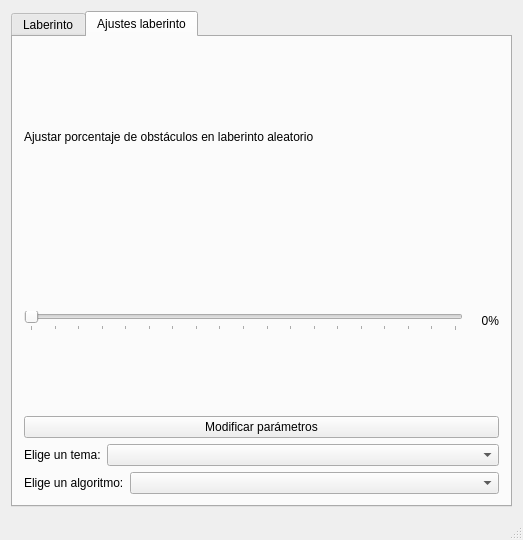
Before: the Qt Designer form Implementación Gráfica 1/hp_mdl/ventanaprincipal.ui in Rafaherrero/ia, drawn with Qt 5.
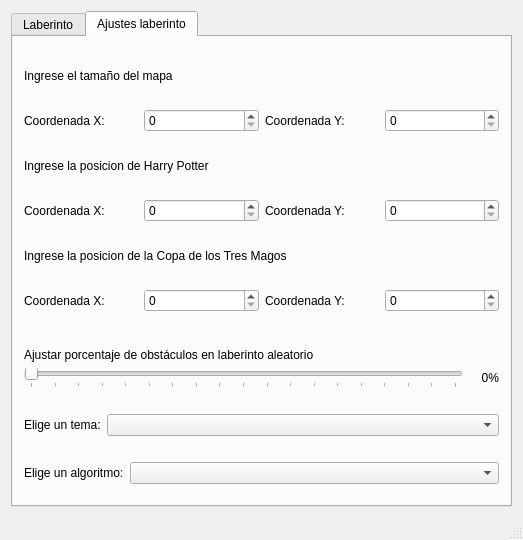
After: the same form once the commit is applied. The open tabs and pages were chosen to show the change.

Commit message: Modificando la interfaz gráfica de datos laberinto. No completo, solo borrador

```diff
--- a/Implementación Gráfica 1/hp_mdl/ventanaprincipal.ui
+++ b/Implementación Gráfica 1/hp_mdl/ventanaprincipal.ui
@@ -306,6 +306,143 @@
        </attribute>
        <layout class="QVBoxLayout" name="verticalLayout_3">
         <item>
+         <layout class="QVBoxLayout" name="verticalLayout_9" stretch="1,0,0,0">
+          <item>
+           <layout class="QVBoxLayout" name="verticalLayout_6" stretch="0">
+            <property name="spacing">
+             <number>6</number>
+            </property>
+            <property name="sizeConstraint">
+             <enum>QLayout::SetMaximumSize</enum>
+            </property>
+            <property name="topMargin">
+             <number>0</number>
+            </property>
+            <item>
+             <layout class="QVBoxLayout" name="verticalLayout_7">
+              <property name="topMargin">
+               <number>0</number>
+              </property>
+              <property name="bottomMargin">
+               <number>20</number>
+              </property>
+              <item>
+               <widget class="QLabel" name="label_5">
+                <property name="text">
+                 <string>Ingrese el tamaño del mapa</string>
+                </property>
+               </widget>
+              </item>
+              <item>
+               <layout class="QHBoxLayout" name="horizontalLayout_7">
+                <property name="topMargin">
+                 <number>0</number>
+                </property>
+                <item>
+                 <widget class="QLabel" name="label_6">
+                  <property name="text">
+                   <string>Coordenada X:</string>
+                  </property>
+                 </widget>
+                </item>
+                <item>
+                 <widget class="QSpinBox" name="spinBox"/>
+                </item>
+                <item>
+                 <widget class="QLabel" name="label_7">
+                  <property name="text">
+                   <string>Coordenada Y:</string>
+                  </property>
+                 </widget>
+                </item>
+                <item>
+                 <widget class="QSpinBox" name="spinBox_2"/>
+                </item>
+               </layout>
+              </item>
+              <item>
+               <layout class="QVBoxLayout" name="verticalLayout_8">
+                <item>
+                 <widget class="QLabel" name="label_8">
+                  <property name="text">
+                   <string>Ingrese la posicion de Harry Potter</string>
+                  </property>
+                 </widget>
+                </item>
+               </layout>
+              </item>
+              <item>
+               <layout class="QHBoxLayout" name="horizontalLayout_9">
+                <item>
+                 <widget class="QLabel" name="label_9">
+                  <property name="text">
+                   <string>Coordenada X:</string>
+                  </property>
+                 </widget>
+                </item>
+                <item>
+                 <widget class="QSpinBox" name="spinBox_3"/>
+                </item>
+                <item>
+                 <widget class="QLabel" name="label_10">
+                  <property name="text">
+                   <string>Coordenada Y:</string>
+                  </property>
+                 </widget>
+                </item>
+                <item>
+                 <widget class="QSpinBox" name="spinBox_4"/>
+                </item>
+               </layout>
+              </item>
+              <item>
+               <layout class="QVBoxLayout" name="verticalLayout_12">
+                <item>
+                 <widget class="QLabel" name="label_11">
+                  <property name="text">
+                   <string>Ingrese la posicion de la Copa de los Tres Magos</string>
+                  </property>
+                 </widget>
+                </item>
+               </layout>
+              </item>
+              <item>
+               <layout class="QHBoxLayout" name="horizontalLayout_12">
+                <item>
+                 <widget class="QLabel" name="label_12">
+                  <property name="text">
+                   <string>Coordenada X:</string>
+                  </property>
+                 </widget>
+                </item>
+                <item>
+                 <widget class="QSpinBox" name="spinBox_5"/>
+                </item>
+                <item>
+                 <widget class="QLabel" name="label_13">
+                  <property name="text">
+                   <string>Coordenada Y:</string>
+                  </property>
+                 </widget>
+                </item>
+                <item>
+                 <widget class="QSpinBox" name="spinBox_6"/>
+                </item>
+               </layout>
+              </item>
+             </layout>
+            </item>
+           </layout>
+          </item>
+          <item>
+           <layout class="QVBoxLayout" name="verticalLayout_5">
+            <property name="topMargin">
+             <number>10</number>
+            </property>
+            <property name="bottomMargin">
+             <number>10</number>
+            </property>
+            <item>
          <widget class="QLabel" name="label">
           <property name="text">
            <string>Ajustar porcentaje de obstáculos en laberinto aleatorio</string>
@@ -369,20 +506,18 @@
           </item>
          </layout>
         </item>
-        <item>
-         <widget class="QPushButton" name="boton_modificar">
-          <property name="focusPolicy">
-           <enum>Qt::ClickFocus</enum>
-          </property>
-          <property name="text">
-           <string>Modificar parámetros</string>
-          </property>
-         </widget>
+           </layout>
         </item>
         <item>
          <layout class="QHBoxLayout" name="horizontalLayout_3">
+            <property name="sizeConstraint">
+             <enum>QLayout::SetMinimumSize</enum>
+            </property>
           <property name="topMargin">
-           <number>0</number>
+             <number>10</number>
+            </property>
+            <property name="bottomMargin">
+             <number>10</number>
           </property>
           <item>
            <widget class="QLabel" name="label_2">
@@ -414,8 +549,17 @@
         </item>
         <item>
          <layout class="QHBoxLayout" name="horizontalLayout_4">
+            <property name="spacing">
+             <number>6</number>
+            </property>
+            <property name="sizeConstraint">
+             <enum>QLayout::SetFixedSize</enum>
+            </property>
           <property name="topMargin">
-           <number>0</number>
+             <number>10</number>
+            </property>
+            <property name="bottomMargin">
+             <number>10</number>
           </property>
           <item>
            <widget class="QLabel" name="label_3">
@@ -432,6 +576,8 @@
           </item>
           <item>
            <widget class="QComboBox" name="lista_algoritmos"/>
+            </item>
+           </layout>
           </item>
          </layout>
         </item>
```
Left out of the diff: 2 changed lines with no effect on the pictures. Lines whose indentation alone changed are shown as unchanged.
